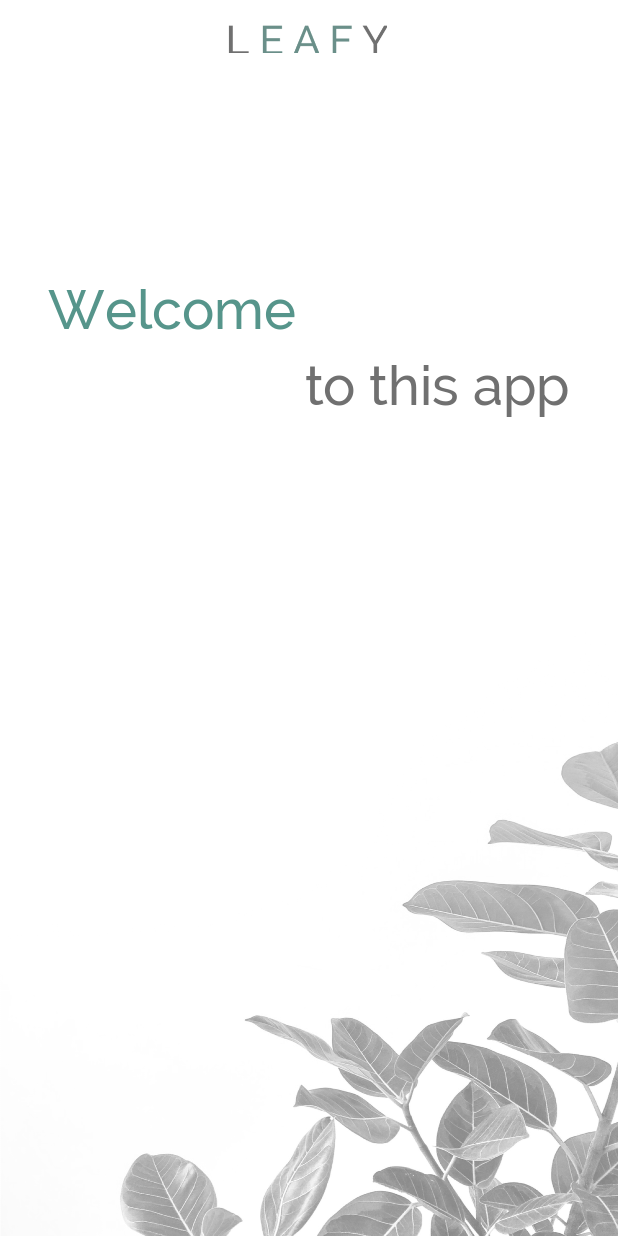
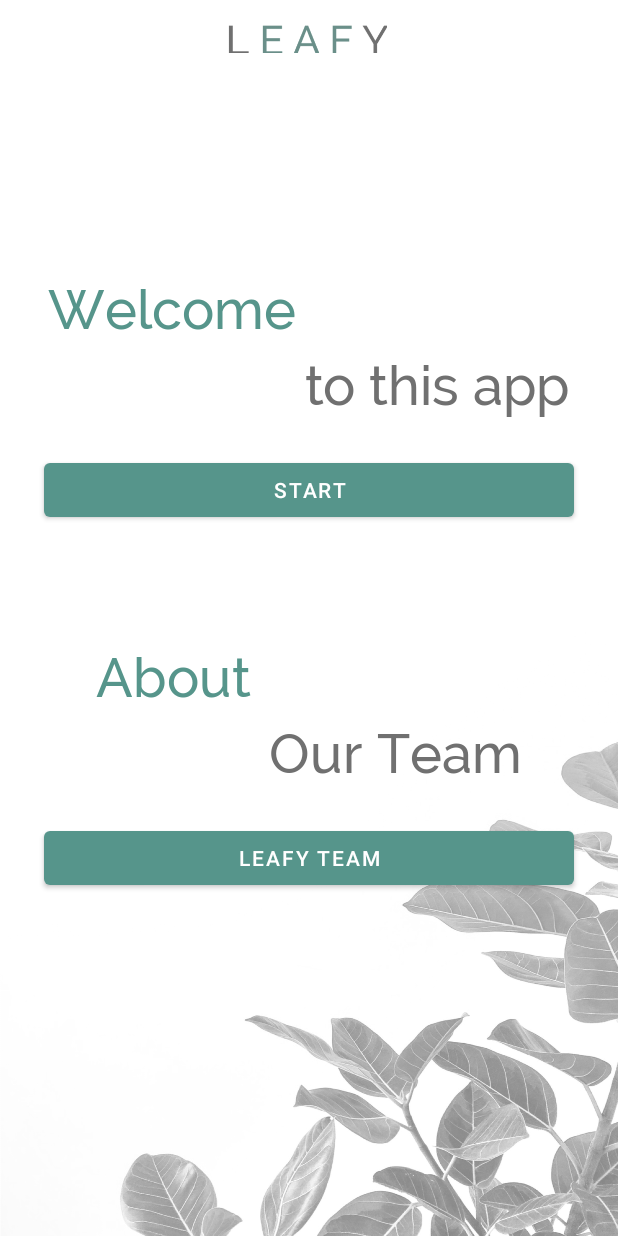
Before and after one commit to fractalxv/Leafy, an Android app: the screen it shows after launch (MainActivity), on a phone screen of 412 x 824 dp. Run offline under Robolectric (Android 15) with nearby library versions, the phone set to English and light mode, and no system bars.

Commit message:
add button in activity main

```diff
--- a/MD/MedsApp/app/src/main/res/layout/activity_main.xml
+++ b/MD/MedsApp/app/src/main/res/layout/activity_main.xml
@@ -50,4 +50,56 @@
         app:layout_constraintStart_toStartOf="parent"
         app:layout_constraintTop_toBottomOf="@+id/imgv_appname" />
 
+    <Button
+        android:id="@+id/btn_start"
+        android:layout_width="353dp"
+        android:layout_height="wrap_content"
+        android:layout_marginTop="24dp"
+        android:text="@string/start"
+        app:layout_constraintEnd_toEndOf="parent"
+        app:layout_constraintStart_toStartOf="parent"
+        app:layout_constraintTop_toBottomOf="@+id/tv_toleafy" />
+
+    <TextView
+        android:id="@+id/tv_about"
+        android:layout_width="wrap_content"
+        android:layout_height="wrap_content"
+        android:layout_marginStart="64dp"
+        android:layout_marginTop="80dp"
+        android:fontFamily="@font/ralewaymedium"
+        android:text="@string/about"
+        android:textColor="#56958B"
+        android:textSize="36sp"
+        android:textStyle="normal"
+        app:layout_constraintEnd_toEndOf="parent"
+        app:layout_constraintHorizontal_bias="0.0"
+        app:layout_constraintStart_toStartOf="parent"
+        app:layout_constraintTop_toBottomOf="@+id/btn_start" />
+
+    <TextView
+        android:id="@+id/tv_ourteam"
+        android:layout_width="wrap_content"
+        android:layout_height="wrap_content"
+        android:layout_marginTop="8dp"
+        android:layout_marginEnd="64dp"
+        android:fontFamily="@font/ralewaymedium"
+        android:text="@string/our_team"
+        android:textColor="#707070"
+        android:textSize="36sp"
+        android:textStyle="normal"
+        app:layout_constraintEnd_toEndOf="parent"
+        app:layout_constraintHorizontal_bias="1.0"
+        app:layout_constraintStart_toStartOf="parent"
+        app:layout_constraintTop_toBottomOf="@+id/tv_about" />
+
+    <Button
+        android:id="@+id/btn_leafyteam"
+        android:layout_width="353dp"
+        android:layout_height="wrap_content"
+        android:layout_marginTop="24dp"
+        android:text="@string/leafy_team"
+        app:layout_constraintEnd_toEndOf="parent"
+        app:layout_constraintStart_toStartOf="parent"
+        app:layout_constraintTop_toBottomOf="@+id/tv_ourteam" />
+
 </androidx.constraintlayout.widget.ConstraintLayout>
--- a/MD/MedsApp/app/src/main/res/values/colors.xml
+++ b/MD/MedsApp/app/src/main/res/values/colors.xml
@@ -7,4 +7,5 @@
     <color name="teal_700">#FF018786</color>
     <color name="black">#FF000000</color>
     <color name="white">#FFFFFFFF</color>
+    <color name="tosca">#56958B</color>
 </resources>
--- a/MD/MedsApp/app/src/main/res/values/strings.xml
+++ b/MD/MedsApp/app/src/main/res/values/strings.xml
@@ -2,4 +2,8 @@
     <string name="app_name">MedsApp</string>
     <string name="leafy">L E A F Y</string>
     <string name="welcome">Welcome</string>
+    <string name="start">START</string>
+    <string name="about">About</string>
+    <string name="our_team">Our Team</string>
+    <string name="leafy_team">LEAFY TEAM</string>
 </resources>
--- a/MD/MedsApp/app/src/main/res/values/themes.xml
+++ b/MD/MedsApp/app/src/main/res/values/themes.xml
@@ -2,7 +2,7 @@
     <!-- Base application theme. -->
     <style name="Theme.MedsApp" parent="Theme.MaterialComponents.DayNight.NoActionBar">
         <!-- Primary brand color. -->
-        <item name="colorPrimary">@color/purple_500</item>
+        <item name="colorPrimary">@color/tosca</item>
         <item name="colorPrimaryVariant">@color/purple_700</item>
         <item name="colorOnPrimary">@color/white</item>
         <!-- Secondary brand color. -->
```
